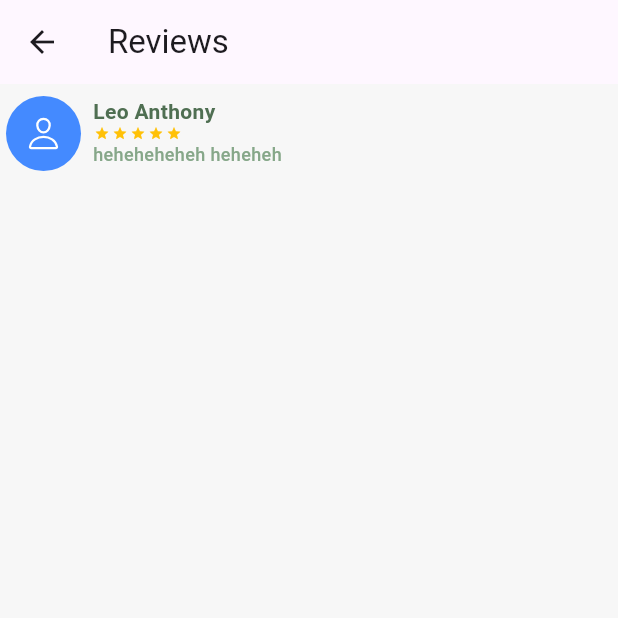
After one commit to exxsid/TerraTreats, a Flutter app: the Reviews screen opened directly, on a phone screen of 412 x 824 dp, the top half of it. The commit adds this screen. Run offline on Flutter 3.47's test engine with Material 3 defaults, Android fonts, the phone set to English and light mode, and no system bars; drawn by our look-alikes of flutter_rating_bar; our stand-ins replace auto_size_text, email_validator, flutter_dotenv, flutter_feather_icons, flutter_riverpod, ionicons and 1 more; accounts and stored records are empty.

Commit message:
add review UI

```diff
--- /dev/null
+++ b/client/lib/screens/reviews_screen.dart
@@ -0,0 +1,32 @@
+import 'package:flutter/material.dart';
+import 'package:flutter_rating_bar/flutter_rating_bar.dart';
+import 'package:flutter_riverpod/flutter_riverpod.dart';
+import 'package:ionicons/ionicons.dart';
+import 'package:terratreats/utils/app_theme.dart';
+import 'package:terratreats/widgets/review_card.dart';
+
+class Reviews extends ConsumerStatefulWidget {
+  const Reviews({super.key});
+
+  @override
+  ConsumerState<Reviews> createState() => _ReviewsState();
+}
+
+class _ReviewsState extends ConsumerState<Reviews> {
+  @override
+  Widget build(BuildContext context) {
+    return Scaffold(
+      appBar: AppBar(
+        title: Text("Reviews"),
+      ),
+      body: Container(
+        color: AppTheme.highlight,
+        child: Column(
+          children: [
+            ReviewCard(content: "heheheheheh heheheh", reviewer: "Leo Anthony", rating: 5)
+          ],
+        ),
+      ),
+    );
+  }
+}
--- /dev/null
+++ b/client/lib/widgets/review_card.dart
@@ -0,0 +1,91 @@
+import 'package:flutter/material.dart';
+import 'package:flutter_rating_bar/flutter_rating_bar.dart';
+import 'package:ionicons/ionicons.dart';
+import 'package:terratreats/utils/app_theme.dart';
+
+class ReviewCard extends StatelessWidget {
+  final String content;
+  final String reviewer;
+  final double rating;
+
+  const ReviewCard({
+    super.key,
+    required this.content,
+    required this.reviewer,
+    required this.rating,
+  });
+
+  @override
+  Widget build(BuildContext context) {
+    return Container(
+      padding: EdgeInsets.all(4),
+      margin: EdgeInsets.symmetric(vertical: 4),
+      child: Row(
+        mainAxisAlignment: MainAxisAlignment.start,
+        crossAxisAlignment: CrossAxisAlignment.start,
+        children: [
+          Container(
+            width: 50,
+            height: 50,
+            decoration: BoxDecoration(
+              borderRadius: BorderRadius.circular(50),
+              color: Colors.blueAccent,
+            ),
+            child: Icon(
+              Ionicons.person_outline,
+              color: Colors.white,
+            ),
+          ),
+          const SizedBox(
+            width: 8,
+          ),
+          Expanded(
+            child: Container(
+              child: Column(
+                crossAxisAlignment: CrossAxisAlignment.start,
+                children: [
+                  Text(
+                    reviewer,
+                    style: TextStyle(
+                      color: AppTheme.primary,
+                      fontSize: 14,
+                      fontWeight: FontWeight.w600,
+                    ),
+                  ),
+                  RatingBar.builder(
+                    ignoreGestures: true,
+                    initialRating: rating,
+                    minRating: 1,
+                    direction: Axis.horizontal,
+                    allowHalfRating: true,
+                    itemCount: 5,
+                    itemSize: 10,
+                    itemPadding: EdgeInsets.symmetric(horizontal: 1.0),
+                    itemBuilder: (context, _) => Icon(
+                      Icons.star,
+                      color: Colors.amber,
+                    ),
+                    onRatingUpdate: (rating) {
+                      print(rating);
+                    },
+                  ),
+                  Text(
+                    content,
+                    style: TextStyle(
+                      fontSize: 12,
+                      fontWeight: FontWeight.w500,
+                      color: AppTheme.secondary,
+                    ),
+                    softWrap: true,
+                    maxLines: 2,
+                    overflow: TextOverflow.ellipsis,
+                  ),
+                ],
+              ),
+            ),
+          ),
+        ],
+      ),
+    );
+  }
+}
--- a/client/pubspec.yaml
+++ b/client/pubspec.yaml
@@ -43,6 +43,7 @@ dependencies:
   email_validator: ^2.1.17
   shared_preferences: ^2.2.3
   flutter_feather_icons: ^2.0.0+1
+  flutter_rating_bar: ^4.0.1
 
 dev_dependencies:
   flutter_test:
```
Also changed, not shown: client/lib/riverpod/review_notifier.dart (added, +15 -0 lines), client/lib/screens/selected_product_screen.dart (+23 -11 lines), client/lib/widgets/add_review_card.dart (added, +108 -0 lines), client/pubspec.lock.
